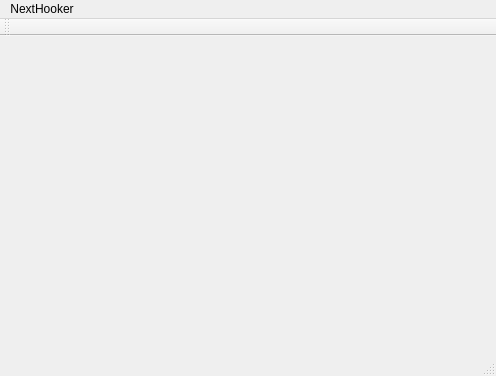
Above: GUI/mainwindow.ui from Artikash/Textractor before the change. Below: the same form after it.
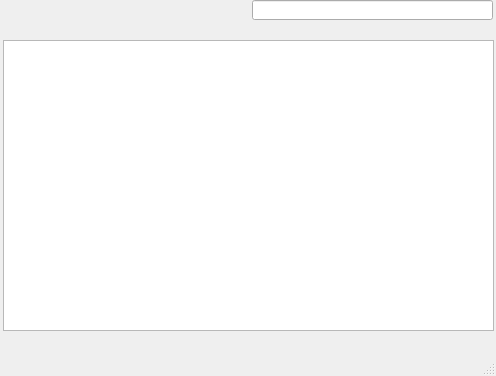
That is the form after the change.

Diff of the .ui file:
```diff
--- a/GUI/mainwindow.ui
+++ b/GUI/mainwindow.ui
@@ -13,7 +13,28 @@
   <property name="windowTitle">
    <string>NextHooker</string>
   </property>
-  <widget class="QWidget" name="centralWidget"/>
+  <widget class="QWidget" name="centralWidget">
+   <widget class="QLineEdit" name="lineEdit">
+    <property name="geometry">
+     <rect>
+      <x>252</x>
+      <y>0</y>
+      <width>241</width>
+      <height>20</height>
+     </rect>
+    </property>
+   </widget>
+   <widget class="QPlainTextEdit" name="plainTextEdit">
+    <property name="geometry">
+     <rect>
+      <x>3</x>
+      <y>40</y>
+      <width>491</width>
+      <height>291</height>
+     </rect>
+    </property>
+   </widget>
+  </widget>
   <widget class="QMenuBar" name="menuBar">
    <property name="geometry">
     <rect>
@@ -23,23 +44,6 @@
      <height>21</height>
     </rect>
    </property>
-   <widget class="QMenu" name="menuNextHooker">
-    <property name="title">
-     <string>NextHooker</string>
-    </property>
-   </widget>
-   <addaction name="menuNextHooker"/>
-  </widget>
-  <widget class="QToolBar" name="mainToolBar">
-   <property name="windowTitle">
-    <string>NextHooker</string>
-   </property>
-   <attribute name="toolBarArea">
-    <enum>TopToolBarArea</enum>
-   </attribute>
-   <attribute name="toolBarBreak">
-    <bool>false</bool>
-   </attribute>
   </widget>
   <widget class="QStatusBar" name="statusBar"/>
  </widget>
```
